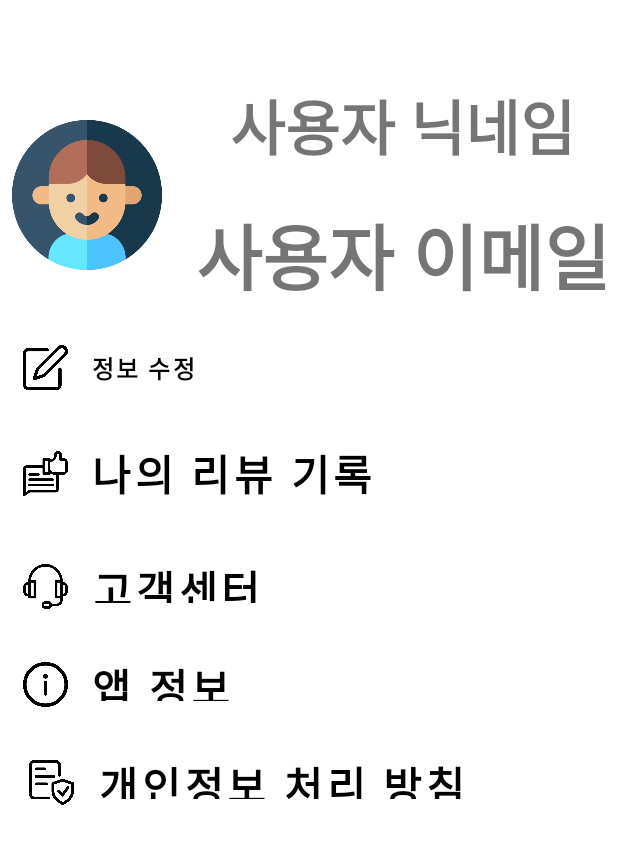
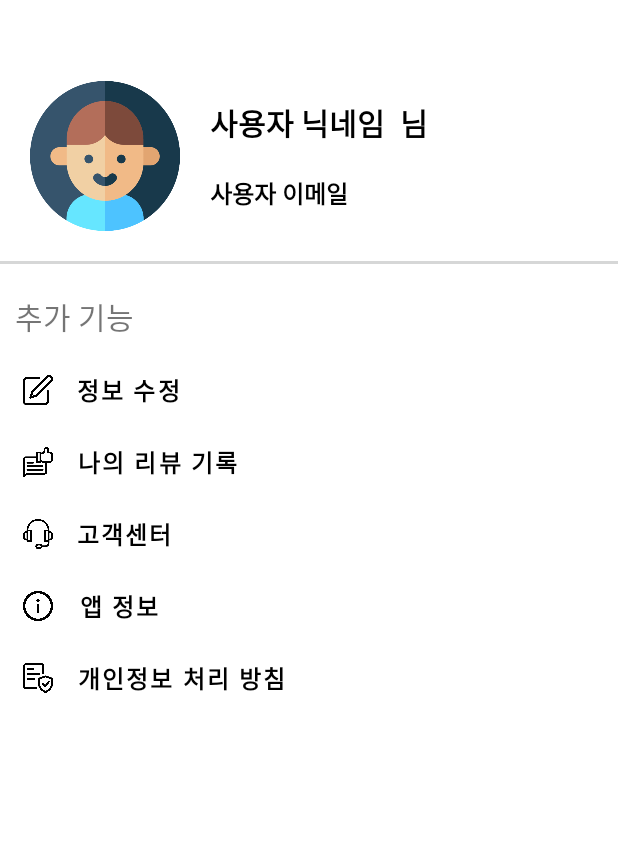
Before and after one commit to ohamin26/kotlin_red_lighthouse, an Android app: the layout activity_user_info.xml on its own in the app's theme, with its tools: preview values and no code run, on a phone screen of 412 x 824 dp, the part 69-933 px from its top. Run offline under Robolectric (Android 15) with nearby library versions, the phone set to English and light mode, and no system bars.

Commit message:
2023.6.8 activity_user_info.xml : UI 개선

```diff
--- a/app/src/main/res/layout/activity_user_info.xml
+++ b/app/src/main/res/layout/activity_user_info.xml
@@ -21,8 +21,6 @@
                 android:layout_height="60dp"
                 android:orientation="horizontal"
                 android:layout_marginBottom="40dp">
-
-
                 <!-- 페이지 제목 -->
                 <TextView
                     android:layout_width="wrap_content"
@@ -54,52 +52,85 @@
                 android:orientation="horizontal">
                     <!--프로필 이미지 뷰-->
                     <ImageView
-                        android:layout_width="105dp"
+                        android:layout_width="100dp"
                         android:layout_height="100dp"
                         android:layout_gravity="center"
                         android:src="@drawable/customer"
-                        android:layout_marginRight="20dp">
+                        android:layout_marginRight="20dp"
+                        android:layout_marginLeft="20dp">
                     </ImageView>
+                <LinearLayout
+                    android:layout_weight="1"
+                    android:layout_width="wrap_content"
+                    android:layout_height="wrap_content"
+                    android:orientation="vertical">
                     <LinearLayout
                         android:layout_width="wrap_content"
                         android:layout_height="wrap_content"
-                    android:orientation="vertical">
+                        android:orientation="horizontal">
                         <!--사용자 닉네임 텍스트 뷰-->
                         <TextView
                             android:id="@+id/userName"
                             android:layout_width="wrap_content"
                             android:layout_height="wrap_content"
-                        android:layout_gravity="center"
+                            android:layout_gravity="left"
                             android:text="사용자 닉네임"
                             android:textStyle="bold"
-                        android:textSize="60px"
+                            android:textColor="@color/black"
+                            android:textSize="@dimen/headline6"
                             android:fontFamily="@font/suite"
                             />
+                        <TextView
+                            android:layout_width="wrap_content"
+                            android:layout_height="wrap_content"
+                            android:layout_gravity="left"
+                            android:layout_marginLeft="10dp"
+                            android:text="님"
+                            android:textStyle="bold"
+                            android:textColor="@color/black"
+                            android:textSize="@dimen/headline6"
+                            android:fontFamily="@font/suite"
+                            />
+                    </LinearLayout>
+
                     <!--사용자 이메일 텍스트 뷰-->
                     <TextView
                         android:id="@+id/userEmail"
                         android:layout_width="wrap_content"
                         android:layout_height="wrap_content"
                         android:layout_marginTop="20dp"
-                        android:layout_gravity="center"
+                        android:layout_gravity="left"
                         android:fontFamily="@font/suite"
                         android:text="사용자 이메일"
-                        android:textSize="@dimen/headline3"
+                        android:textColor="@color/black"
+                        android:textSize="@dimen/body1"
                         android:textStyle="bold" />
                 </LinearLayout>
 
             </LinearLayout>
-
+            <LinearLayout
+                android:layout_width="match_parent"
+                android:layout_height="2dp"
+                android:background="?attr/colorButtonNormal"
+                android:layout_marginTop="20dp"
+                android:layout_marginBottom="20dp"/>
+            <TextView
+                android:layout_width="wrap_content"
+                android:layout_height="wrap_content"
+                android:layout_marginLeft="10dp"
+                android:text="추가 기능"
+                android:textSize="@dimen/headline6"
+                />
             <LinearLayout
                 android:layout_width="wrap_content"
                 android:layout_height="wrap_content"
                 android:layout_marginLeft="15dp"
-                android:layout_marginTop="15dp"
+                android:layout_marginTop="10dp"
                 android:orientation="horizontal">
                 <!--정보 수정 로고 이미지 뷰-->
                 <ImageView
-                    android:layout_width="30dp"
-                    android:layout_height="30dp"
+                    android:layout_width="20dp"
+                    android:layout_height="20dp"
                     android:layout_gravity="center"
                     android:src="@drawable/edit">
                 </ImageView>
@@ -122,12 +153,11 @@
                 android:layout_width="wrap_content"
                 android:layout_height="wrap_content"
                 android:layout_marginLeft="15dp"
-                android:layout_marginTop="15dp"
                 android:orientation="horizontal">
                 <!--리뷰 이미지 뷰-->
                 <ImageView
-                    android:layout_width="30dp"
-                    android:layout_height="30dp"
+                    android:layout_width="20dp"
+                    android:layout_height="20dp"
                     android:layout_gravity="center"
                     android:src="@drawable/review">
                 </ImageView>
@@ -138,7 +168,7 @@
                     android:layout_height="wrap_content"
                     android:text="나의 리뷰 기록"
                     android:textStyle="bold"
-                    android:textSize="28dp"
+                    android:textSize="@dimen/body1"
                     android:background="#00ff0000"
                     android:textColor="@color/black"
                     android:fontFamily="@font/suite"
@@ -150,13 +180,12 @@
             android:layout_width="wrap_content"
             android:layout_height="wrap_content"
             android:layout_marginLeft="15dp"
-            android:layout_marginTop="15dp"
             android:orientation="horizontal">
             <!--고객센터 이미지 뷰-->
             <ImageView
-                android:layout_width="30dp"
-                android:layout_height="30dp"
-                android:layout_marginTop="14dp"
+                android:layout_width="20dp"
+                android:layout_height="20dp"
+                android:layout_gravity="center"
                 android:src="@drawable/service">
             </ImageView>
 
@@ -164,12 +193,12 @@
             <Button
                 android:id="@+id/btn_cs"
                 android:layout_width="wrap_content"
-                android:layout_height="50dp"
+                android:layout_height="wrap_content"
                 android:text="고객센터"
                 android:background="#00ff0000"
                 android:textColor="@color/black"
                 android:textStyle="bold"
-                android:textSize="28dp"
+                android:textSize="@dimen/body1"
                 android:fontFamily="@font/suite"
                 />
 
@@ -179,28 +208,26 @@
             android:layout_width="wrap_content"
             android:layout_height="wrap_content"
             android:layout_marginLeft="15dp"
-            android:layout_marginTop="15dp"
             android:orientation="horizontal">
 
             <!--앱 정보 이미지 뷰-->
             <ImageView
-                android:layout_width="30dp"
-                android:layout_height="30dp"
-                android:layout_marginTop="14dp"
+                android:layout_width="20dp"
+                android:layout_height="20dp"
+                android:layout_gravity="center"
                 android:src="@drawable/information">
             </ImageView>
             <!--앱 정보 화면 이동 버튼-->
             <Button
                 android:id="@+id/btn_Info"
                 android:layout_width="wrap_content"
-                android:layout_height="50dp"
+                android:layout_height="wrap_content"
                 android:text="앱 정보"
                 android:textStyle="bold"
                 android:background="#00ff0000"
                 android:textColor="@color/black"
-                android:textSize="28dp"
-                android:fontFamily="@font/suite"
-                />
+                android:textSize="@dimen/body1"
+                android:fontFamily="@font/suite" />
 
         </LinearLayout>
 
@@ -208,15 +235,13 @@
             android:layout_width="wrap_content"
             android:layout_height="wrap_content"
             android:layout_marginLeft="15dp"
-            android:layout_marginTop="15dp"
 
             android:orientation="horizontal">
 
             <ImageView
-                android:layout_width="30dp"
-                android:layout_height="30dp"
-                android:layout_marginTop="14dp"
-                android:layout_marginLeft="4dp"
+                android:layout_width="20dp"
+                android:layout_height="20dp"
+                android:layout_gravity="center"
                 android:src="@drawable/policy">
             </ImageView>
 
@@ -224,10 +249,10 @@
             <Button
                 android:id="@+id/btn_policy"
                 android:layout_width="wrap_content"
-                android:layout_height="50dp"
+                android:layout_height="wrap_content"
                 android:text="개인정보 처리 방침"
                 android:textStyle="bold"
-                android:textSize="28dp"
+                android:textSize="@dimen/body1"
                 android:background="#00ff0000"
                 android:textColor="@color/black"
                 android:fontFamily="@font/suite"
```
Lines whose indentation alone changed are shown as unchanged.
